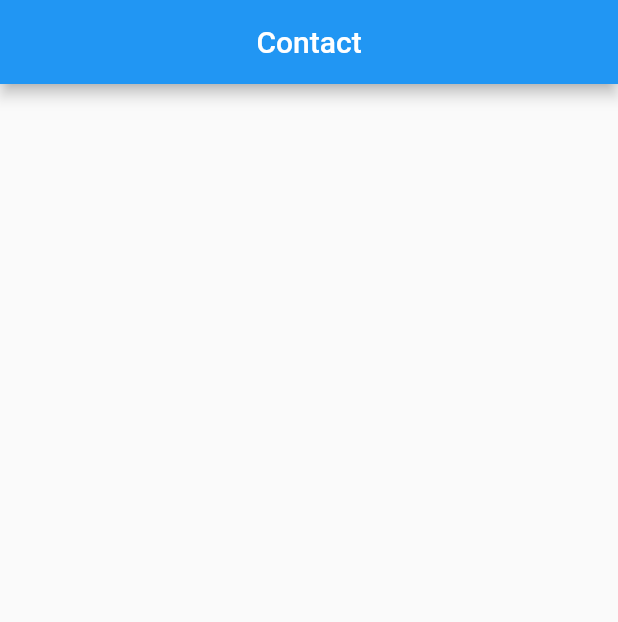
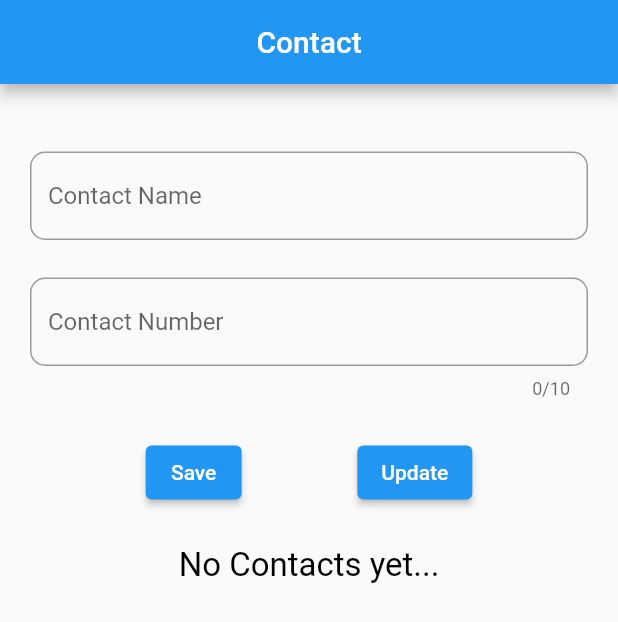
Before and after one commit to salimsheikh/flutter_simple_contacts, a Flutter app: the screen it shows after launch, on a phone screen of 412 x 824 dp. Shown: the top 622 px of the screen. Run offline on Flutter 3.47's test engine with Material 2 defaults, Android fonts, the phone set to English and light mode, and no system bars.

Commit message:
Simple List Completed

```diff
--- a/lib/contact_page.dart
+++ /dev/null
@@ -1,15 +0,0 @@
-import 'package:flutter/material.dart';
-import 'package:flutter/scheduler.dart';
-
-class ContactPage extends StatelessWidget {
-  const ContactPage({super.key});
-
-  @override
-  Widget build(BuildContext context) {
-    return Scaffold(
-        appBar: AppBar(
-      title: const Text("Contact"),
-      centerTitle: true,
-    ));
-  }
-}
--- a/lib/main.dart
+++ b/lib/main.dart
@@ -1,5 +1,5 @@
 import 'package:flutter/material.dart';
-import 'package:simple_contact_list/contact_page.dart';
+import 'package:simple_contact_list/pages/contact_page.dart';
 
 void main() {
   runApp(const MyApp());
--- /dev/null
+++ b/lib/models/contact_model.dart
@@ -0,0 +1,9 @@
+// ignore_for_file: public_member_api_docs, sort_constructors_first
+class ContactModel {
+  String contactName;
+  String contactNumber;
+  ContactModel({
+    required this.contactName,
+    required this.contactNumber,
+  });
+}
--- /dev/null
+++ b/lib/pages/contact_page.dart
@@ -0,0 +1,97 @@
+import 'package:flutter/material.dart';
+import 'package:simple_contact_list/models/contact_model.dart';
+
+class ContactPage extends StatefulWidget {
+  const ContactPage({super.key});
+
+  @override
+  State<ContactPage> createState() => _ContactPageState();
+}
+
+class _ContactPageState extends State<ContactPage> {
+  List<ContactModel> contacts = List.empty(growable: true);
+
+  TextEditingController contactNameCtrl = TextEditingController();
+  TextEditingController contactNumberCtrl = TextEditingController();
+
+  @override
+  Widget build(BuildContext context) {
+    return Scaffold(
+      appBar: AppBar(
+        title: const Text("Contact"),
+        centerTitle: true,
+      ),
+      body: Padding(
+        padding: const EdgeInsets.all(20),
+        child: Column(children: [
+          const SizedBox(height: 25),
+          TextField(
+            controller: contactNameCtrl,
+            decoration: const InputDecoration(
+              hintText: "Contact Name",
+              border: OutlineInputBorder(
+                  borderRadius: BorderRadius.all(Radius.circular(10))),
+            ),
+          ),
+          const SizedBox(height: 25),
+          TextField(
+            controller: contactNumberCtrl,
+            keyboardType: TextInputType.number,
+            maxLength: 10,
+            decoration: const InputDecoration(
+              hintText: "Contact Number",
+              border: OutlineInputBorder(
+                  borderRadius: BorderRadius.all(Radius.circular(10))),
+            ),
+          ),
+          const SizedBox(height: 25),
+          Row(
+            mainAxisAlignment: MainAxisAlignment.spaceEvenly,
+            children: [
+              ElevatedButton(
+                  onPressed: () {
+                    String contactNameText = contactNameCtrl.text.trim();
+                    String contactNumberText = contactNumberCtrl.text.trim();
+
+                    if (contactNameText.isNotEmpty &&
+                        contactNumberText.isNotEmpty) {
+                      setState(() {
+                        contactNameCtrl.text = "";
+                        contactNumberCtrl.text = "";
+                        contacts.add(ContactModel(
+                          contactName: contactNameText,
+                          contactNumber: contactNumberText,
+                        ));
+                      });
+                    }
+                  },
+                  child: const Text("Save")),
+              ElevatedButton(onPressed: () {}, child: const Text("Update"))
+            ],
+          ),
+          const SizedBox(height: 25),
+          contacts.isEmpty
+              ? const Text(
+                  "No Contacts yet...",
+                  style: TextStyle(color: Colors.black, fontSize: 22),
+                )
+              : Expanded(
+                  child: ListView.builder(
+                    itemCount: contacts.length,
+                    itemBuilder: (context, index) => getRow(index),
+                  ),
+                )
+        ]),
+      ),
+    );
+  }
+
+  Widget getRow(int index) {
+    return ListTile(
+      title: Column(children: [
+        Text(contacts[index].contactNumber),
+        Text(contacts[index].contactNumber),
+      ]),
+    );
+  }
+}
```
